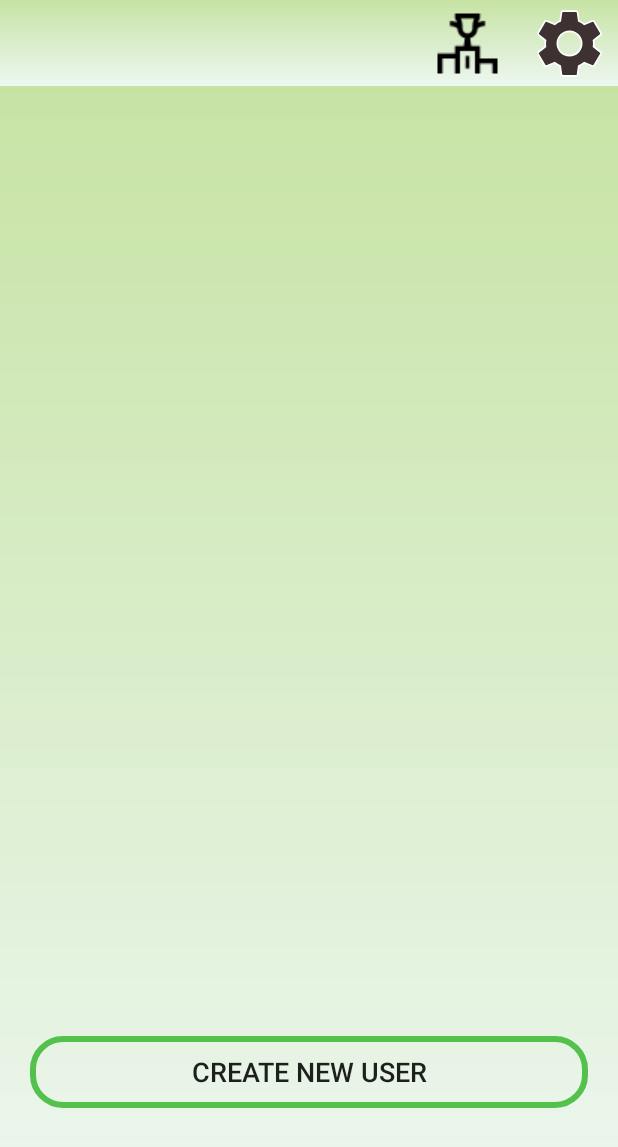
After one commit to Ryan-Liebregts/MadAssignment, an Android app: the fragment SelectUserFragment placed in its activity, on a phone screen of 412 x 824 dp. The commit adds this screen. Shown: the top 1147 px of the screen. Run offline under Robolectric (Android 15) with nearby library versions, the phone set to English and light mode, and no system bars; our stand-ins replace Room's generated code.

Commit message:
select user page finised

```diff
--- a/app/src/main/java/com/example/madassignment/MenuFragment.java
+++ b/app/src/main/java/com/example/madassignment/MenuFragment.java
@@ -88,7 +88,8 @@ public class MenuFragment extends Fragment {
         aiButton.setOnClickListener(new View.OnClickListener() {
             @Override
             public void onClick(View view) {
-                navModel.setClickedValue(1);
+                navModel.setClickedValue(6);
+                navModel.setHistoricalClickedValue(0);
                 gameData.setGameMode(1);
             }
         });
@@ -96,7 +97,8 @@ public class MenuFragment extends Fragment {
         playerButton.setOnClickListener(new View.OnClickListener() {
             @Override
             public void onClick(View view) {
-                navModel.setClickedValue(1);
+                navModel.setClickedValue(6);
+                navModel.setHistoricalClickedValue(0);
                 gameData.setGameMode(2);
 
             }
--- /dev/null
+++ b/app/src/main/java/com/example/madassignment/SelectUserFragment.java
@@ -0,0 +1,180 @@
+package com.example.madassignment;
+
+import android.os.Bundle;
+
+import androidx.fragment.app.Fragment;
+import androidx.lifecycle.Observer;
+import androidx.lifecycle.ViewModelProvider;
+import androidx.recyclerview.widget.GridLayoutManager;
+import androidx.recyclerview.widget.RecyclerView;
+
+import android.view.LayoutInflater;
+import android.view.View;
+import android.view.ViewGroup;
+import android.widget.Button;
+
+import java.util.List;
+
+/**
+ * A simple {@link Fragment} subclass.
+ * Use the {@link SelectUserFragment#newInstance} factory method to
+ * create an instance of this fragment.
+ */
+public class SelectUserFragment extends Fragment {
+
+    // TODO: Rename parameter arguments, choose names that match
+    // the fragment initialization parameters, e.g. ARG_ITEM_NUMBER
+    private static final String ARG_PARAM1 = "param1";
+    private static final String ARG_PARAM2 = "param2";
+
+    // TODO: Rename and change types of parameters
+    private String mParam1;
+    private String mParam2;
+
+    List<User> data;
+
+    GameData gameData;
+
+    RecyclerView recyclerView;
+
+    UserData userModel;
+
+    NavigationData navModel;
+
+    Button continueButton;
+
+    Button newCharButton;
+
+    public SelectUserFragment() {
+        // Required empty public constructor
+    }
+
+    /**
+     * Use this factory method to create a new instance of
+     * this fragment using the provided parameters.
+     *
+     * @param param1 Parameter 1.
+     * @param param2 Parameter 2.
+     * @return A new instance of fragment SelectUserFragment.
+     */
+    // TODO: Rename and change types and number of parameters
+    public static SelectUserFragment newInstance(String param1, String param2) {
+        SelectUserFragment fragment = new SelectUserFragment();
+        Bundle args = new Bundle();
+        args.putString(ARG_PARAM1, param1);
+        args.putString(ARG_PARAM2, param2);
+        fragment.setArguments(args);
+        return fragment;
+    }
+
+    @Override
+    public void onCreate(Bundle savedInstanceState) {
+        super.onCreate(savedInstanceState);
+        if (getArguments() != null) {
+            mParam1 = getArguments().getString(ARG_PARAM1);
+            mParam2 = getArguments().getString(ARG_PARAM2);
+        }
+        gameData = new ViewModelProvider(getActivity()).get(GameData.class);
+        userModel = new ViewModelProvider(getActivity()).get(UserData.class);
+        navModel = new ViewModelProvider(getActivity()).get(NavigationData.class);
+
+    }
+
+    @Override
+    public View onCreateView(LayoutInflater inflater, ViewGroup container,
+                             Bundle savedInstanceState) {
+        // Inflate the layout for this fragment
+        View view =  inflater.inflate(R.layout.fragment_select_user, container, false);
+        //define components
+        recyclerView = view.findViewById(R.id.recycler_user);
+        continueButton = view.findViewById(R.id.continue_button);
+        newCharButton = view.findViewById(R.id.create_user_button);
+
+
+        //set recycler
+        //get data
+        data = getLeaderBoardData();
+        if (data.size() == 0) {
+            recyclerView.setVisibility(View.GONE);
+            continueButton.setVisibility(View.GONE);
+        }
+        else {
+            //define grid
+            GridLayoutManager gridLayoutManager = new GridLayoutManager(getActivity(), 1,
+                    GridLayoutManager.VERTICAL, false);
+            recyclerView.setLayoutManager(gridLayoutManager);
+            //set adapter
+            UserSelectAdapter userSelectAdapter =new UserSelectAdapter(data, userModel, gameData, this);
+            recyclerView.setAdapter(userSelectAdapter);
+        }
+
+
+        userModel.userId2.observe(getViewLifecycleOwner(), new Observer<Long>() {
+            @Override
+            public void onChanged(Long integer) {
+                if (userModel.getUserId2() != 0 && userModel.getUserId() != 0) {
+                    continueButton.setEnabled(true);
+                }
+                else{
+                    continueButton.setEnabled(false);
+                }
+            }
+        });
+
+        userModel.userId.observe(getViewLifecycleOwner(), new Observer<Long>() {
+            @Override
+            public void onChanged(Long integer) {
+                if(gameData.getGameMode() == 1) {
+                    if (userModel.getUserId() != 0) {
+                        continueButton.setEnabled(true);
+                    }
+                    else{
+                        continueButton.setEnabled(false);
+                    }
+                }
+                else {
+                    if (userModel.getUserId2() != 0 && userModel.getUserId() != 0) {
+                        continueButton.setEnabled(true);
+                    }
+                    else{
+                        continueButton.setEnabled(false);
+                    }
+                }
+            }
+        });
+
+
+        continueButton.setOnClickListener(new View.OnClickListener() {
+            @Override
+            public void onClick( View view) {
+                System.out.println("Hello");
+                navModel.setClickedValue(1);
+            }
+        });
+
+        newCharButton.setOnClickListener(new View.OnClickListener() {
+            @Override
+            public void onClick( View view) {
+                System.out.println("Hello");
+                navModel.setClickedValue(3);
+                navModel.setHistoricalClickedValue(6);
+            }
+        });
+
+        return view;
+    }
+
+    public List<User> getLeaderBoardData() {
+        UserDao userDao = initialiseDB();
+
+
+        data = null;
+        data = userDao.getAllUsers();
+        System.out.println(data);
+        return data;
+    }
+    public UserDao initialiseDB() {
+        return UserDbInstance.getDatabase(getContext()).userDao();
+    }
+
+}
--- a/app/src/main/java/com/example/madassignment/SettingsFragment.java
+++ b/app/src/main/java/com/example/madassignment/SettingsFragment.java
@@ -93,6 +93,7 @@ public class SettingsFragment extends Fragment {
             @Override
             public void onClick(View view) {
                 navModel.setClickedValue(3);
+                navModel.setHistoricalClickedValue(2);
             }
         });
 
@@ -100,6 +101,8 @@ public class SettingsFragment extends Fragment {
             @Override
             public void onClick(View view) {
                 navModel.setClickedValue(4);
+                navModel.setHistoricalClickedValue(2);
+
             }
         });
 
--- a/app/src/main/java/com/example/madassignment/UserData.java
+++ b/app/src/main/java/com/example/madassignment/UserData.java
@@ -9,12 +9,33 @@ public class UserData extends ViewModel {
     public MutableLiveData<String> userName;
     public MutableLiveData<Integer> userIcon;
 
+    public MutableLiveData<Long> userId;
+
+    public MutableLiveData<Long> userId2;
+
+    public MutableLiveData<String> userName2;
+    public MutableLiveData<Integer> userIcon2;
+
+
+
     public UserData(){
         userName = new MediatorLiveData<String>();
         userName.setValue("");
 
         userIcon = new MediatorLiveData<Integer>();
         userIcon.setValue(0);
+
+        userName2 = new MediatorLiveData<String>();
+        userName2.setValue("");
+
+        userIcon2 = new MediatorLiveData<Integer>();
+        userIcon2.setValue(0);
+
+        userId = new MediatorLiveData<Long>();
+        userId.setValue(0L);
+
+        userId2 = new MediatorLiveData<Long>();
+        userId2.setValue(0L);
     }
 
 
@@ -35,4 +56,37 @@ public class UserData extends ViewModel {
         userIcon.setValue(value);
      }
 
+    public String getUserName2() {
+        return userName2.getValue();
+    }
+
+
+    public void setUserName2(String value) {
+        userName2.setValue(value);
+    }
+
+    public int getUserIcon2() {
+        return userIcon2.getValue();
+    }
+
+    public void setUserIcon2(int value) {
+        userIcon2.setValue(value);
+    }
+
+    public long getUserId() {
+        return userId.getValue();
+    }
+
+    public void setUserId(long value) {
+        userId.setValue(value);
+    }
+
+    public long getUserId2() {
+        return userId2.getValue();
+    }
+
+    public void setUserId2(long value) {
+        userId2.setValue(value);
+    }
+
 }
--- /dev/null
+++ b/app/src/main/res/layout/fragment_select_user.xml
@@ -0,0 +1,63 @@
+<?xml version="1.0" encoding="utf-8"?>
+<androidx.constraintlayout.widget.ConstraintLayout xmlns:android="http://schemas.android.com/apk/res/android"
+    android:layout_width="match_parent"
+    android:layout_height="match_parent"
+    android:background="@drawable/green_gradient"
+    xmlns:app="http://schemas.android.com/apk/res-auto">
+
+    <androidx.recyclerview.widget.RecyclerView
+        android:id="@+id/recycler_user"
+        android:layout_margin="20dp"
+        android:layout_width="0dp"
+        android:layout_height="wrap_content"
+        app:layout_constraintEnd_toEndOf="parent"
+        app:layout_constraintTop_toTopOf="parent"
+        app:layout_constraintStart_toStartOf="parent"
+        app:layout_constraintBottom_toBottomOf="@id/guide1"/>
+
+    <androidx.constraintlayout.widget.Guideline
+        android:id="@+id/guide1"
+        android:layout_width="wrap_content"
+        android:layout_height="wrap_content"
+        android:orientation="horizontal"
+        app:layout_constraintGuide_percent="0.8"
+        />
+
+    <LinearLayout
+        android:layout_width="match_parent"
+        android:layout_height="wrap_content"
+        app:layout_constraintEnd_toEndOf="parent"
+        app:layout_constraintTop_toBottomOf="@+id/guide1"
+        app:layout_constraintStart_toStartOf="parent"
+        android:orientation="horizontal"
+        >
+
+        <Button
+            android:id="@+id/create_user_button"
+            android:layout_width="0dp"
+            android:layout_height="wrap_content"
+            android:layout_weight="1"
+            android:text="@string/create_new_user"
+            android:textSize="18sp"
+            android:paddingHorizontal="20dp"
+            android:layout_margin="20dp"
+            android:enabled="true"
+            android:background="@drawable/input_box_design"
+            />
+        <Button
+            android:id="@+id/continue_button"
+            android:layout_width="0dp"
+            android:layout_height="wrap_content"
+            android:layout_weight="1"
+            android:text="continue"
+            android:textSize="18sp"
+            android:paddingHorizontal="20dp"
+            android:layout_margin="20dp"
+            android:enabled="false"
+            android:background="@drawable/input_box_design"
+            />
+    </LinearLayout>
+
+
+
+</androidx.constraintlayout.widget.ConstraintLayout>
--- /dev/null
+++ b/app/src/main/res/values/ids.xml
@@ -0,0 +1,4 @@
+<?xml version="1.0" encoding="utf-8"?>
+<resources>
+    <item name="player_one" type="id" />
+</resources>
--- a/app/src/main/res/values/strings.xml
+++ b/app/src/main/res/values/strings.xml
@@ -11,4 +11,7 @@
     <string name="sup">Sup</string>
     <string name="user_name">User Name</string>
     <string name="save_user">Save User</string>
+    <string name="create_new_user">Create New User</string>
+    <string name="player_1">Player 1</string>
+    <string name="todo">TODO</string>
 </resources>
```
Also changed, not shown: app/src/main/java/com/example/madassignment/LeaderBoardVH.java (+17 -0 lines), app/src/main/java/com/example/madassignment/MainActivity.java (+19 -0 lines), app/src/main/java/com/example/madassignment/NavigationBarFragment.java (+12 -2 lines), app/src/main/java/com/example/madassignment/UserSelectAdapter.java (added, +180 -0 lines), app/src/main/res/layout/leaderboard_list_item.xml (+27 -2 lines), app/src/main/res/drawable/img_4.png (added), app/src/main/res/drawable/img_5.png (added).
